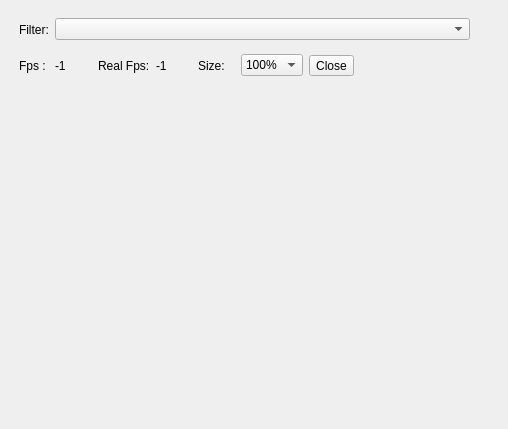
Before: the Qt Designer form SeaGoatVision/client/qt/uifiles/WinViewer.ui in Octets/SeaGoatVision, drawn with Qt 5.
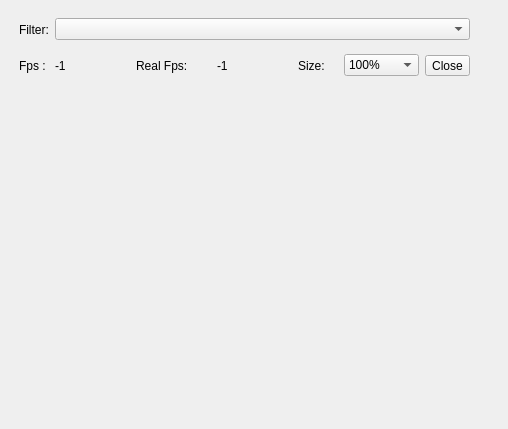
After: the same form once the commit is applied.

Commit message: Qt: Fix viewer icon when receive streaming. Adding more % increase view.

The edit to the form file:
```diff
--- a/SeaGoatVision/client/qt/uifiles/WinViewer.ui
+++ b/SeaGoatVision/client/qt/uifiles/WinViewer.ui
@@ -102,7 +102,7 @@
         <rect>
          <x>0</x>
          <y>40</y>
-         <width>345</width>
+         <width>461</width>
          <height>33</height>
         </rect>
        </property>
```
Left out of the diff: 15 changed lines with no effect on the pictures.
